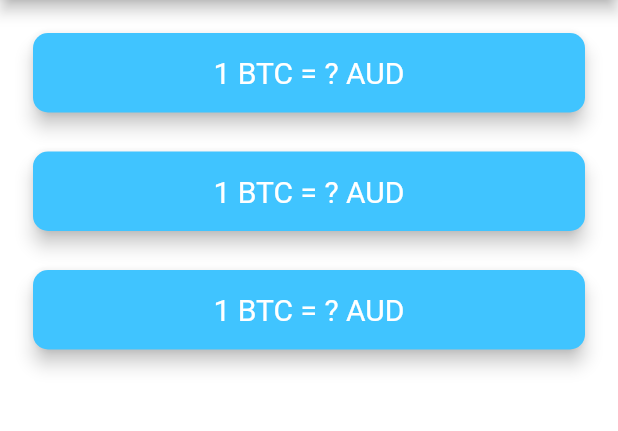
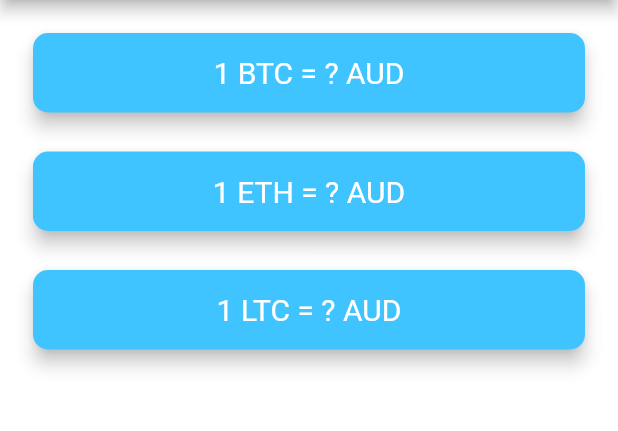
Before and after one commit to londonappbrewery/bitcoin-flutter-gold-solution, a Flutter app: the screen it shows after launch, on a phone screen of 412 x 824 dp, the part 84-515 px from its top. Run offline on Flutter 3.47's test engine with Material 2 defaults, Android fonts, the phone set to English and light mode, and no system bars; network calls fail.

Commit message:
Update price_screen.dart

```diff
--- a/lib/price_screen.dart
+++ b/lib/price_screen.dart
@@ -169,7 +169,7 @@ class CryptoCard extends StatelessWidget {
         child: Padding(
           padding: EdgeInsets.symmetric(vertical: 15.0, horizontal: 28.0),
           child: Text(
-            '1 BTC = $value $selectedCurrency',
+            '1 $cryptoCurrency = $value $selectedCurrency',
             textAlign: TextAlign.center,
             style: TextStyle(
               fontSize: 20.0,
```
